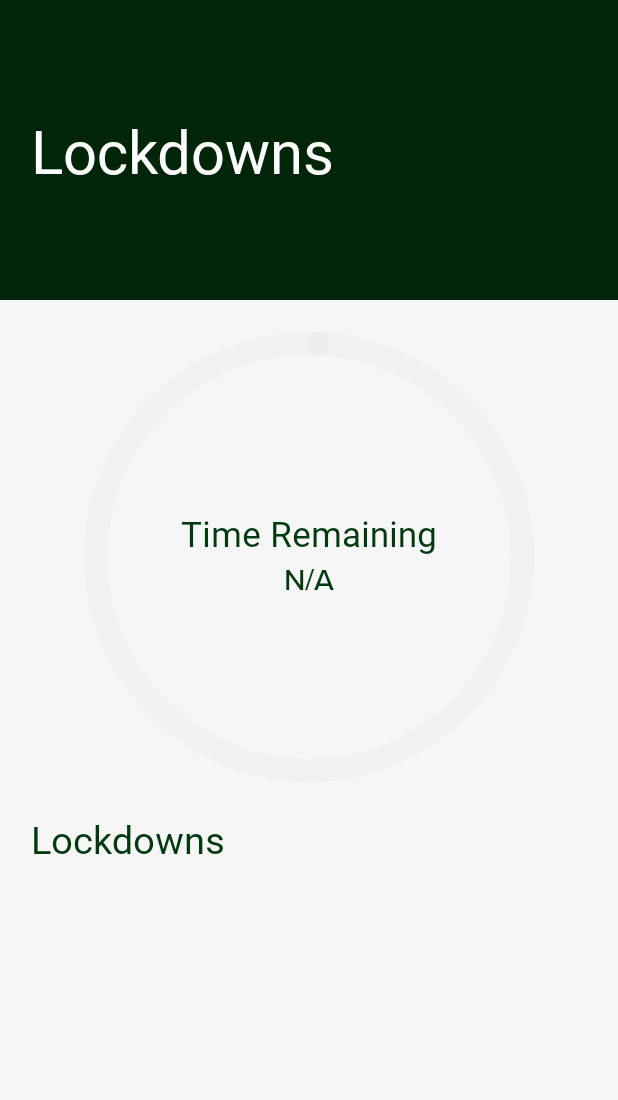
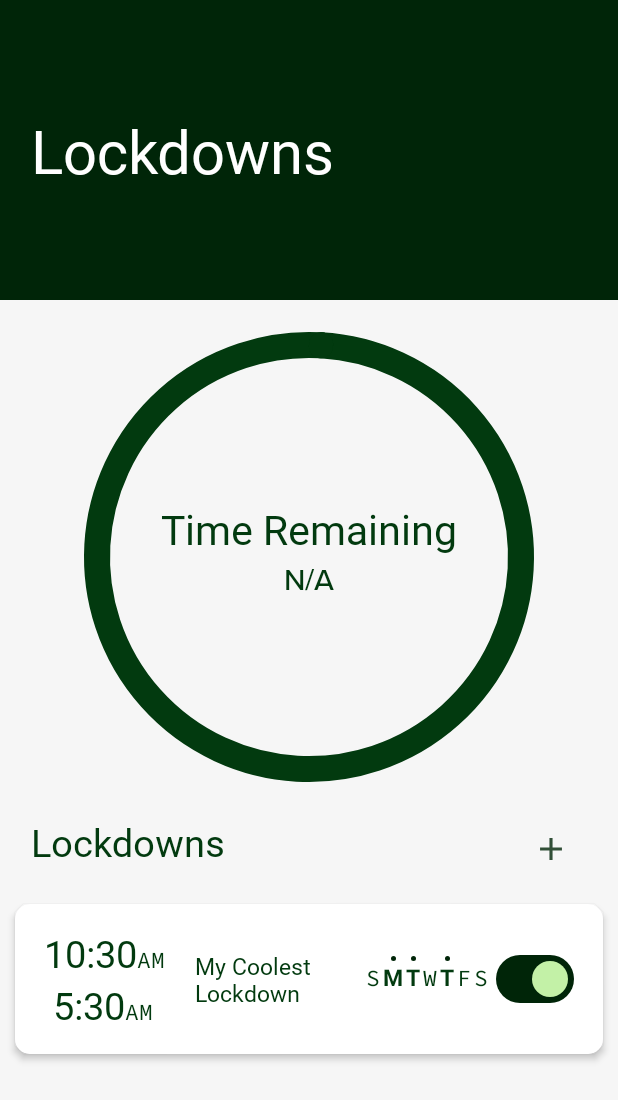
Before and after one commit to skang188144/Detox, an Android app: the fragment LockdownFragment shown on its own in the app's theme, on a phone screen of 412 x 824 dp. Shown: the top 1100 px of the screen. Run offline under Robolectric (Android 15) with nearby library versions, the phone set to English and light mode, and no system bars; 2 statements that could not run were skipped.

Commit message:
Overhaul LockdownManager and lockdown enforcement mechanisms to stop relying on alarms and broadcastreceivers, and instead to call a LockdownManager method to check for any active lockdowns in MonitorService. Create new blacklisted app blocking mechanism, using MaterialDialog instead of manually creating a view.

```diff
--- a/app/src/main/java/com/kangsk/detox/lockdownfragment/LockdownFragment.java
+++ b/app/src/main/java/com/kangsk/detox/lockdownfragment/LockdownFragment.java
@@ -13,8 +13,13 @@ import android.view.View;
 import android.view.ViewGroup;
 
 import com.kangsk.detox.R;
+import com.kangsk.detox.lockdownfragment.utility.Lockdown;
 import com.kangsk.detox.lockdownfragment.utility.LockdownManager;
 import com.kangsk.detox.lockdownfragment.utility.MonitorService;
+
+import java.time.LocalTime;
+import java.util.ArrayList;
+import java.util.Calendar;
 
 public class LockdownFragment extends Fragment {
 
@@ -39,6 +44,15 @@ public class LockdownFragment extends Fragment {
 
         Intent monitorServiceIntent = new Intent(mApplicationContext, MonitorService.class);
         getActivity().startService(monitorServiceIntent);
+
+
+        /*
+         * TEST ONLY
+         */
+        ArrayList<String> blacklistedApps = new ArrayList<>();
+        blacklistedApps.add("com.chess");
+        Lockdown lockdown = new Lockdown("My Coolest Lockdown", true, LocalTime.now(), LocalTime.parse("05:30:00"), new int[]{Calendar.MONDAY, Calendar.TUESDAY, Calendar.THURSDAY}, blacklistedApps);
+        mLockdownManager.addLockdown(lockdown);
     }
 
     /*
--- a/app/src/main/java/com/kangsk/detox/lockdownfragment/currentlockdown/CurrentLockdownViewHolder.java
+++ b/app/src/main/java/com/kangsk/detox/lockdownfragment/currentlockdown/CurrentLockdownViewHolder.java
@@ -13,8 +13,6 @@ import com.kangsk.detox.lockdownfragment.utility.LockdownManager;
 
 import java.time.LocalTime;
 import java.time.temporal.ChronoUnit;
-import java.util.ArrayList;
-import java.util.Calendar;
 
 public class CurrentLockdownViewHolder extends RecyclerView.ViewHolder {
 
@@ -46,6 +44,7 @@ public class CurrentLockdownViewHolder extends RecyclerView.ViewHolder {
         Lockdown activeLockdown = mLockdownManager.getActiveLockdown();
 
         setTimeRemainingText(mTimeRemainingText, activeLockdown);
+        setCircularProgressIndicatorProgress(mCircularProgressIndicator, activeLockdown);
     }
 
     private void setTimeRemainingText(TextView timeRemainingText, Lockdown lockdown) {
@@ -54,26 +53,23 @@ public class CurrentLockdownViewHolder extends RecyclerView.ViewHolder {
             return;
         }
 
+        timeRemainingText.setText(lockdown.getTimeRemainingString());
+    }
+
+    private void setCircularProgressIndicatorProgress(CircularProgressIndicator circularProgressIndicator, Lockdown lockdown) {
+        if (lockdown == null) {
+            circularProgressIndicator.setProgress(100);
+            return;
+        }
+
         LocalTime currentTime = LocalTime.now();
+        LocalTime startTime = lockdown.getStartTime();
         LocalTime endTime = lockdown.getEndTime();
 
-        long remainingHours = currentTime.until(endTime, ChronoUnit.HOURS);
-        long remainingMinutes = currentTime.until(endTime, ChronoUnit.MINUTES) % 60;
+        long lockdownDuration = startTime.until(endTime, ChronoUnit.SECONDS);
+        long remainingTime = currentTime.until(endTime, ChronoUnit.SECONDS);
+        int progress = (int) ((float) remainingTime / lockdownDuration * 100);
 
-        String hourLabelString;
-        String timeRemainingString = "";
-
-        if (remainingHours > 1) {
-            hourLabelString = "hrs.";
-        } else {
-            hourLabelString = "hr.";
-        }
-
-        if (remainingHours > 0) {
-            timeRemainingString += (remainingHours + " " + hourLabelString);
-        }
-        timeRemainingString += (" " + remainingMinutes + " min.");
-
-        timeRemainingText.setText(timeRemainingString);
+        circularProgressIndicator.setProgress(progress);
     }
 }
--- a/app/src/main/java/com/kangsk/detox/lockdownfragment/lockdownlist/LockdownViewHolder.java
+++ b/app/src/main/java/com/kangsk/detox/lockdownfragment/lockdownlist/LockdownViewHolder.java
@@ -1,11 +1,14 @@
 package com.kangsk.detox.lockdownfragment.lockdownlist;
 
 import android.graphics.Typeface;
+import android.util.Log;
 import android.view.View;
+import android.widget.CompoundButton;
 import android.widget.TextView;
 
 import androidx.recyclerview.widget.RecyclerView;
 
+import com.google.android.material.card.MaterialCardView;
 import com.google.android.material.materialswitch.MaterialSwitch;
 import com.kangsk.detox.R;
 import com.kangsk.detox.lockdownfragment.utility.Lockdown;
@@ -15,12 +18,15 @@ import java.time.LocalTime;
 import java.time.temporal.ChronoField;
 import java.util.Calendar;
 
-public class LockdownViewHolder extends RecyclerView.ViewHolder {
+public class LockdownViewHolder extends RecyclerView.ViewHolder implements CompoundButton.OnCheckedChangeListener, View.OnClickListener {
 
     /*
      * PRIVATE FIELDS
      */
     private final LockdownManager mLockdownManager;
+    private Lockdown mCurrentLockdown;
+
+    private final MaterialCardView mLockdownListItemMaterialCardView;
 
     private final TextView mLockdownStartTimeText;
     private final TextView mLockdownStartTimeAMPMText;
@@ -55,6 +61,9 @@ public class LockdownViewHolder extends RecyclerView.ViewHolder {
 
         mLockdownManager = lockdownManager;
 
+        mLockdownListItemMaterialCardView = itemView.findViewById(R.id.item_lockdown_list);
+        mLockdownListItemMaterialCardView.setOnClickListener(this);
+
         mLockdownStartTimeText = itemView.findViewById(R.id.text_lockdown_list_lockdown_start_time);
         mLockdownEndTimeText = itemView.findViewById(R.id.text_lockdown_list_lockdown_end_time);
         mLockdownStartTimeAMPMText = itemView.findViewById(R.id.text_lockdown_list_lockdown_start_time_ampm);
@@ -79,6 +88,7 @@ public class LockdownViewHolder extends RecyclerView.ViewHolder {
         mLockdownRepeatDaySaturdayIndicator = itemView.findViewById(R.id.text_lockdown_list_lockdown_repeat_day_saturday_dot);
 
         mLockdownEnabledSwitch = itemView.findViewById(R.id.switch_lockdown_list_lockdown);
+        mLockdownEnabledSwitch.setOnCheckedChangeListener(this);
     }
 
     /*
@@ -86,11 +96,11 @@ public class LockdownViewHolder extends RecyclerView.ViewHolder {
      * to the appropriate Views.
      */
     public void bindModel(int position) {
-        Lockdown currentLockdown = mLockdownManager.getLockdownList().get(position);
+        mCurrentLockdown = mLockdownManager.getLockdownList().get(position);
 
-        setLockdownStartTimeText(mLockdownStartTimeText, mLockdownStartTimeAMPMText, currentLockdown);
-        setLockdownEndTimeText(mLockdownEndTimeText, mLockdownEndTimeAMPMText, currentLockdown);
-        setLockdownNameText(mLockdownNameText, currentLockdown);
+        setLockdownStartTimeText(mLockdownStartTimeText, mLockdownStartTimeAMPMText, mCurrentLockdown);
+        setLockdownEndTimeText(mLockdownEndTimeText, mLockdownEndTimeAMPMText, mCurrentLockdown);
+        setLockdownNameText(mLockdownNameText, mCurrentLockdown);
         setRepeatDays(mLockdownRepeatDaySundayText, mLockdownRepeatDaySundayIndicator,
                 mLockdownRepeatDayMondayText, mLockdownRepeatDayMondayIndicator,
                 mLockdownRepeatDayTuesdayText, mLockdownRepeatDayTuesdayIndicator,
@@ -98,8 +108,21 @@ public class LockdownViewHolder extends RecyclerView.ViewHolder {
                 mLockdownRepeatDayThursdayText, mLockdownRepeatDayThursdayIndicator,
                 mLockdownRepeatDayFridayText, mLockdownRepeatDayFridayIndicator,
                 mLockdownRepeatDaySaturdayText, mLockdownRepeatDaySaturdayIndicator,
-                currentLockdown);
-        setSwitchEnabled(mLockdownEnabledSwitch, currentLockdown);
+                mCurrentLockdown);
+        setSwitchEnabled(mLockdownEnabledSwitch, mCurrentLockdown);
+    }
+
+    @Override
+    public void onClick(View view) {
+    }
+
+    @Override
+    public void onCheckedChanged(CompoundButton buttonView, boolean isChecked) {
+        if (isChecked) {
+            mCurrentLockdown.setEnabled(true);
+        } else {
+            mCurrentLockdown.setEnabled(false);
+        }
     }
 
     private void setLockdownStartTimeText(TextView lockdownStartTimeText, TextView lockdownStartTimeAMPMText, Lockdown lockdown) {
--- /dev/null
+++ b/app/src/main/res/drawable-anydpi/ic_add.xml
@@ -0,0 +1,16 @@
+<vector xmlns:android="http://schemas.android.com/apk/res/android"
+    android:width="24dp"
+    android:height="24dp"
+    android:viewportWidth="24"
+    android:viewportHeight="24"
+    android:tint="#000000"
+    android:alpha="0.8">
+  <group android:scaleX="1.25"
+      android:scaleY="1.25"
+      android:translateX="-3"
+      android:translateY="-3">
+    <path
+        android:fillColor="@android:color/white"
+        android:pathData="M19,13h-6v6h-2v-6H5v-2h6V5h2v6h6v2z"/>
+  </group>
+</vector>
--- a/app/src/main/res/layout/item_lockdown_fragment_lockdown_list.xml
+++ b/app/src/main/res/layout/item_lockdown_fragment_lockdown_list.xml
@@ -33,6 +33,14 @@
         android:fontFamily="@font/proxima_nova_bold"
         android:textSize="@dimen/font_size_lockdown_list_title"/>
 
+    <com.google.android.material.button.MaterialButton
+        android:layout_width="wrap_content"
+        android:layout_height="wrap_content"
+        app:layout_constraintBaseline_toBaselineOf="@id/text_lockdown_list_title"
+        app:layout_constraintEnd_toEndOf="@id/guideline_lockdown_list_end"
+        style="?attr/materialIconButtonStyle"
+        app:icon="@drawable/ic_add"/>
+
     <androidx.recyclerview.widget.RecyclerView
         android:id="@+id/recycler_view_lockdown_fragment_lockdown_list"
         android:layout_width="0dp"
--- a/app/src/main/res/layout/item_lockdown_fragment_lockdown_list_lockdown.xml
+++ b/app/src/main/res/layout/item_lockdown_fragment_lockdown_list_lockdown.xml
@@ -43,6 +43,7 @@
         app:layout_constraintBottom_toBottomOf="@id/guideline_lockdown_list_lockdown_bottom"
         app:layout_constraintStart_toStartOf="@id/guideline_lockdown_list_lockdown_start"
         app:layout_constraintEnd_toEndOf="@id/guideline_lockdown_list_lockdown_end"
+        android:clickable="true"
         app:cardCornerRadius="@dimen/radius_card_corner"
         app:cardUseCompatPadding="true"
         app:cardElevation="3dp"
--- a/app/src/main/res/values/dimens.xml
+++ b/app/src/main/res/values/dimens.xml
@@ -32,10 +32,10 @@
     <dimen name="radius_progress_bar_corner">100dp</dimen>
     <dimen name="padding_progressbar_app_list_app_top">5dp</dimen>
     <dimen name="height_title">200dp</dimen>
-    <dimen name="font_size_current_lockdown_time_remaining_title">23sp</dimen>
+    <dimen name="font_size_current_lockdown_time_remaining_title">27sp</dimen>
     <dimen name="font_size_current_lockdown_time_remaining">20sp</dimen>
     <dimen name="size_current_lockdown_current_lockdown">300dp</dimen>
-    <dimen name="track_thickness_current_lockdown_current_lockdown">15dp</dimen>
+    <dimen name="track_thickness_current_lockdown_current_lockdown">17dp</dimen>
     <dimen name="margin_lockdown_list_title_bottom">7dp</dimen>
     <dimen name="font_size_lockdown_list_title">25sp</dimen>
     <dimen name="font_size_lockdown_list_lockdown_time">25sp</dimen>
@@ -46,5 +46,5 @@
     <dimen name="margin_lockdown_list_lockdown_name_start">20dp</dimen>
     <dimen name="margin_lockdown_list_lockdown_name_end">10dp</dimen>
     <dimen name="font_size_lockdown_list_lockdown_name">15sp</dimen>
-    <dimen name="corner_radius_current_lockdown_current_lockdown">6dp</dimen>
+    <dimen name="corner_radius_current_lockdown_current_lockdown">8dp</dimen>
 </resources>
--- a/app/src/main/res/values/themes.xml
+++ b/app/src/main/res/values/themes.xml
@@ -11,6 +11,10 @@
         <item name="colorOnSecondary">@color/light_complimentary_color</item>
 
         <item name="bottomNavigationStyle">@style/Widget.App.BottomNavigationView</item>
+
+
+        <item name="materialAlertDialogTheme">@style/ThemeOverlay.Material3.MaterialAlertDialog.Centered</item>
+
 
         <!-- Status/navigation bar color. -->
         <item name="android:statusBarColor">@android:color/transparent</item>
```
Also changed, not shown: app/src/main/AndroidManifest.xml (+1 -9 lines), app/src/main/java/com/kangsk/detox/lockdownfragment/utility/EndLockdownBroadcastReceiver.java (deleted, +0 -21 lines), app/src/main/java/com/kangsk/detox/lockdownfragment/utility/Lockdown.java (+30 -8 lines), app/src/main/java/com/kangsk/detox/lockdownfragment/utility/LockdownManager.java (+4 -19 lines), app/src/main/java/com/kangsk/detox/lockdownfragment/utility/MonitorService.java (+21 -87 lines), app/src/main/java/com/kangsk/detox/lockdownfragment/utility/StartLockdownBroadcastReceiver.java (deleted, +0 -108 lines), app/src/main/res/layout/lockdown_message.xml (deleted, +0 -60 lines), app/src/main/res/drawable-hdpi/ic_add.png (added), app/src/main/res/drawable-mdpi/ic_add.png (added), app/src/main/res/drawable-xhdpi/ic_add.png (added), app/src/main/res/drawable-xxhdpi/ic_add.png (added).
